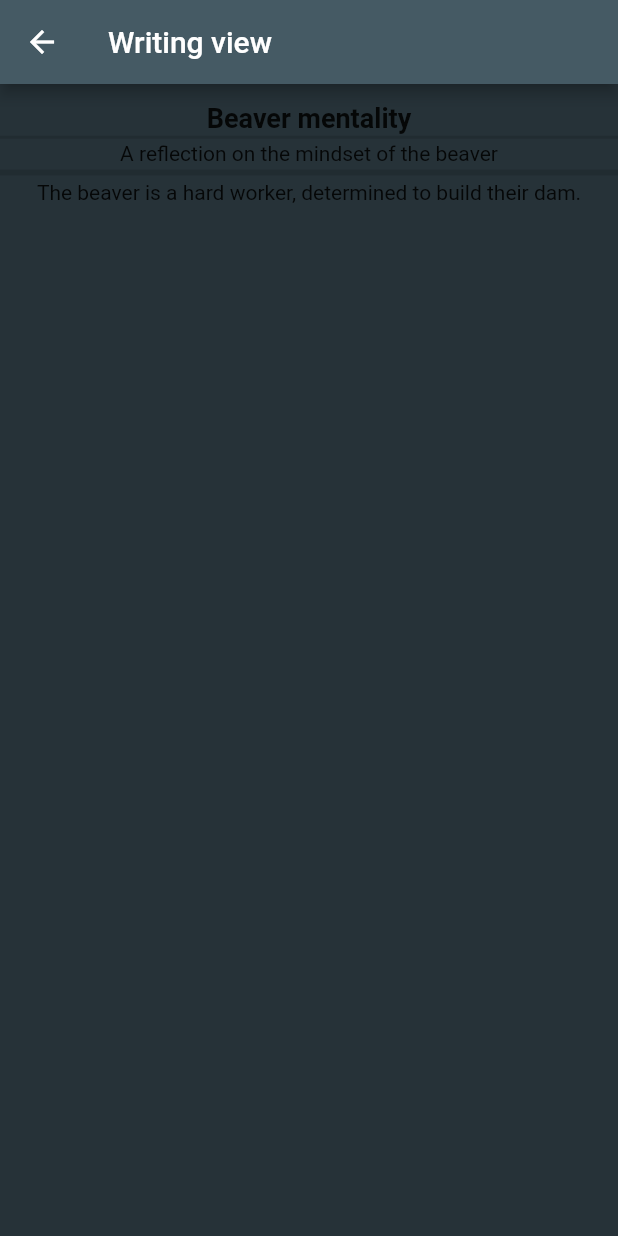
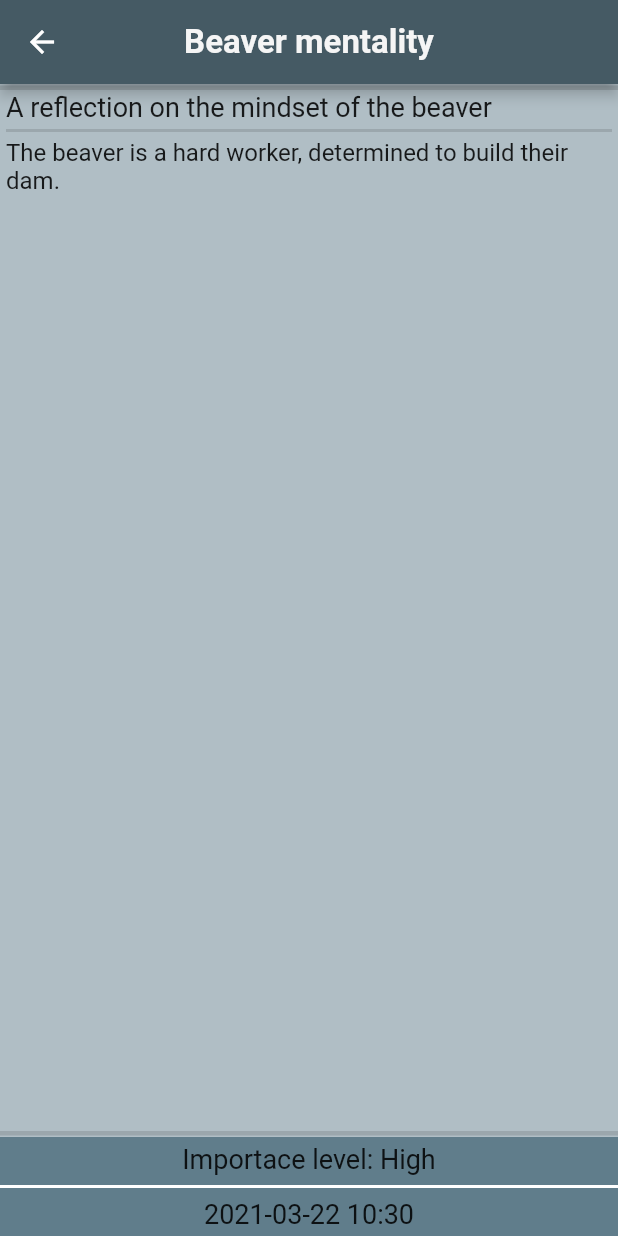
Before and after one commit to pzet123/writings, a Flutter app: the screen it shows after launch, after a tap on "Beaver mentality", on a phone screen of 412 x 824 dp. Run offline on Flutter 3.47's test engine with Material 2 defaults, Android fonts, the phone set to English and light mode, and no system bars.

Commit message:
Changed the writing viewing screen

```diff
--- a/lib/main.dart
+++ b/lib/main.dart
@@ -21,27 +21,27 @@ class homeScreen extends StatefulWidget {
 
 class _homeScreenState extends State<homeScreen> with SingleTickerProviderStateMixin {
 
-  List<Writing> writings = [Writing("Beaver mentality", "A reflection on the mindset of the beaver", "The beaver is a hard worker, determined to build their dam.", DateTime.now(), "important"),
-    Writing("Beaver mentality", "A reflection on the mindset of the beaver", "The beaver is a hard worker, determined to build their dam.", DateTime.now(), "redpill"),
-    Writing("Beaver mentality", "A reflection on the mindset of the beaver", "The beaver is a hard worker, determined to build their dam.", DateTime.now(), "medium"),
-    Writing("Beaver mentality", "A reflection on the mindset of the beaver", "The beaver is a hard worker, determined to build their dam.", DateTime.now(), "medium"),
-    Writing("Beaver mentality", "A reflection on the mindset of the beaver", "The beaver is a hard worker, determined to build their dam.", DateTime.now(), "medium"),
-    Writing("Beaver mentality", "A reflection on the mindset of the beaver", "The beaver is a hard worker, determined to build their dam.", DateTime.now(), "medium"),
-    Writing("Beaver mentality", "A reflection on the mindset of the beaver", "The beaver is a hard worker, determined to build their dam.", DateTime.now(), "normal"),
-    Writing("Beaver mentality", "A reflection on the mindset of the beaver", "The beaver is a hard worker, determined to build their dam.", DateTime.now(), "medium"),
-    Writing("Beaver mentality", "A reflection on the mindset of the beaver", "The beaver is a hard worker, determined to build their dam.", DateTime.now(), "medium"),
-    Writing("Beaver mentality", "A reflection on the mindset of the beaver", "The beaver is a hard worker, determined to build their dam.", DateTime.now(), "medium"),
-    Writing("Beaver mentality", "A reflection on the mindset of the beaver", "The beaver is a hard worker, determined to build their dam.", DateTime.now(), "important"),
-    Writing("Beaver mentality", "A reflection on the mindset of the beaver", "The beaver is a hard worker, determined to build their dam.", DateTime.now(), "redpill"),
-  Writing("Beaver mentality", "A reflection on the mindset of the beaver", "The beaver is a hard worker, determined to build their dam.", DateTime.now(), "important")];
+  static const String highestImportance = "Red pill";
+  static const String highImportance = "High";
+  static const String mediumImportance = "Medium";
+  static const String lowImportance = "Normal";
+
+  List<Writing> writings = [Writing("Beaver mentality", "A reflection on the mindset of the beaver", "The beaver is a hard worker, determined to build their dam.", DateTime.now(), highImportance),
+    Writing("Beaver mentality", "A reflection on the mindset of the beaver", "The beaver is a hard worker, determined to build their dam.\n\n\n\n\n\n\n\n\n\n\n\n\n\n\n\n\n\n\n\n\n\n\n\n\n\n\n\n\n\n\n\n\n\n\n\n\n Yeah", DateTime.now(), highestImportance),
+    Writing("Beaver mentality", "A reflection on the mindset of the beaver", "The beaver is a hard worker, determined to build their dam.", DateTime.now(), mediumImportance),
+    Writing("Beaver mentality", "A reflection on the mindset of the beaver", "The beaver is a hard worker, determined to build their dam.", DateTime.now(), mediumImportance),
+    Writing("Beaver mentality", "A reflection on the mindset of the beaver", "The beaver is a hard worker, determined to build their dam.", DateTime.now(), mediumImportance),
+    Writing("Beaver mentality", "A reflection on the mindset of the beaver", "The beaver is a hard worker, determined to build their dam.", DateTime.now(), mediumImportance),
+    Writing("Beaver mentality", "A reflection on the mindset of the beaver", "The beaver is a hard worker, determined to build their dam.", DateTime.now(), lowImportance),
+    Writing("Beaver mentality", "A reflection on the mindset of the beaver", "The beaver is a hard worker, determined to build their dam.", DateTime.now(), mediumImportance),
+    Writing("Beaver mentality", "A reflection on the mindset of the beaver", "The beaver is a hard worker, determined to build their dam.", DateTime.now(), mediumImportance),
+    Writing("Beaver mentality", "A reflection on the mindset of the beaver", "The beaver is a hard worker, determined to build their dam.", DateTime.now(), mediumImportance),
+    Writing("Beaver mentality", "A reflection on the mindset of the beaver", "The beaver is a hard worker, determined to build their dam.", DateTime.now(), highImportance),
+    Writing("Beaver mentality", "A reflection on the mindset of the beaver", "The beaver is a hard worker, determined to build their dam.", DateTime.now(), highestImportance),
+  Writing("Beaver mentality", "A reflection on the mindset of the beaver", "The beaver is a hard worker, determined to build their dam.", DateTime.now(), highImportance)];
 
   AnimationController _breathingAnimationController;
   Animation _breathingAnimation;
-
-  static const String highestImportance = "redpill";
-  static const String highImportance = "important";
-  static const String mediumImportance = "medium";
-  static const String lowImportance = "normal";
 
   @override
   void initState(){
@@ -75,7 +75,7 @@ class _homeScreenState extends State<homeScreen> with SingleTickerProviderStateM
         ),
       floatingActionButton: FloatingActionButton(
         onPressed: () {
-          Navigator.pushNamed(context, "writingCreation");
+          Navigator.pushNamed(context, "/writingCreation");
         },
         backgroundColor: Colors.blueGrey,
         child:
--- a/lib/writingViewing.dart
+++ b/lib/writingViewing.dart
@@ -1,4 +1,5 @@
 import 'package:flutter/material.dart';
+import 'package:flutter/widgets.dart';
 import 'package:writings/Writing.dart';
 
 class writingViewing extends StatefulWidget {
@@ -12,32 +13,59 @@ class _writingViewingState extends State<writingViewing> {
     Writing writing = ModalRoute.of(context).settings.arguments;
     return Scaffold(
       appBar: AppBar(
-        title: Text("Writing view"),
+        title: Text(writing.title,
+        style: TextStyle(
+          fontWeight: FontWeight.bold,
+          fontSize: 22,
+          color: Colors.grey[100],
+        ),
+        ),
+        centerTitle: true,
         backgroundColor: Colors.blueGrey[700],
       ),
       body: Container(
-        color: Colors.blueGrey[900],
+        color: Colors.blueGrey[200],
         child: Column(
           children: [
-            SizedBox(height: 12,),
-            Text(
-                writing.title,
-            style: TextStyle(
-              fontSize: 18,
-              fontWeight: FontWeight.bold
-            ),
-            ),
-            Divider(thickness: 2, height: 5,),
-            Text(writing.description),
-            Divider(thickness: 4, height: 10,),
-            SingleChildScrollView(
-              child: Text(
-                writing.text,
-                style: TextStyle(
-                  fontSize: 14,
+            Divider(thickness: 3, height: 5,),
+            Expanded(
+              child: Padding(
+                padding: const EdgeInsets.symmetric(horizontal: 4),
+                child: ListView(
+                  children: [
+                    Text(writing.description,
+                        maxLines: 3,
+                        style: TextStyle(
+                            fontSize: 18
+                        )),
+                    Divider(thickness: 2, height: 10,),
+                    Text(
+                    writing.text,
+                    style: TextStyle(
+                      fontSize: 16,
+                    ),
+                  ),
+                ]
                 ),
               ),
-            )
+            ),
+            Divider(thickness: 3, height: 5,),
+            Container(
+              color: Colors.blueGrey,
+              padding: EdgeInsets.symmetric(vertical: 4),
+              child: Column(
+                crossAxisAlignment: CrossAxisAlignment.stretch,
+                children: [
+                  Center(child:
+                  Text("Importace level: " + writing.importance,
+                  style: TextStyle(fontSize: 18),)),
+                  Divider(thickness: 2, color: Colors.white,),
+                  Center(child:
+                  Text(writing.dateOfWriting.toString().substring(0, 16),
+                      style: TextStyle(fontSize: 18))),
+                ],
+              ),
+            ),
           ],
         ),
       )
--- a/pubspec.yaml
+++ b/pubspec.yaml
@@ -23,6 +23,7 @@ environment:
 dependencies:
   flutter:
     sdk: flutter
+
 
 
   # The following adds the Cupertino Icons font to your application.
```
